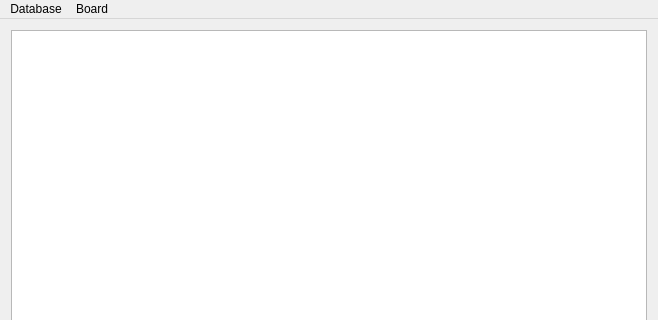
Before: the Qt Designer form homeAdminTool/adminWindow.ui in Bntdumas/HomeAutomation, drawn with Qt 5; both pictures show x 0 to 658 and y 0 to 320 of the 658 by 460 pixel window.
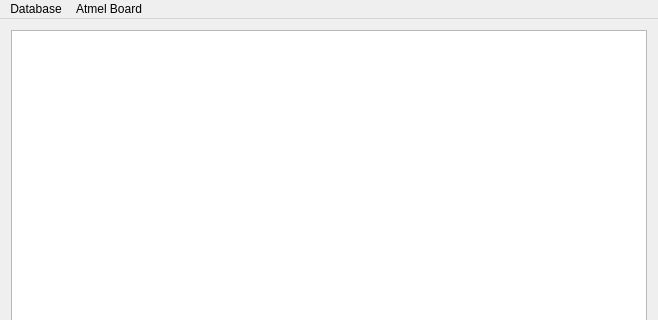
After: the same form once the commit is applied.

```diff
--- a/homeAdminTool/adminWindow.ui
+++ b/homeAdminTool/adminWindow.ui
@@ -49,7 +49,7 @@
    </widget>
    <widget class="QMenu" name="menuBoard">
     <property name="title">
-     <string>Board</string>
+     <string>Atmel Board</string>
     </property>
     <addaction name="actionGenerate_new_board"/>
     <addaction name="separator"/>
```
